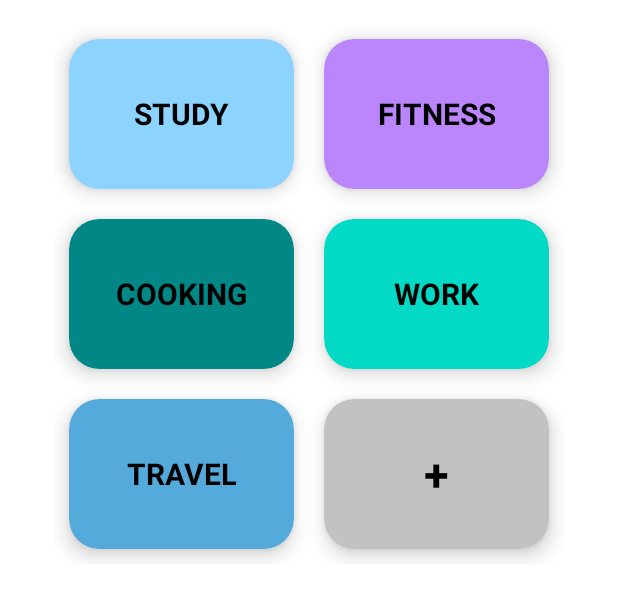
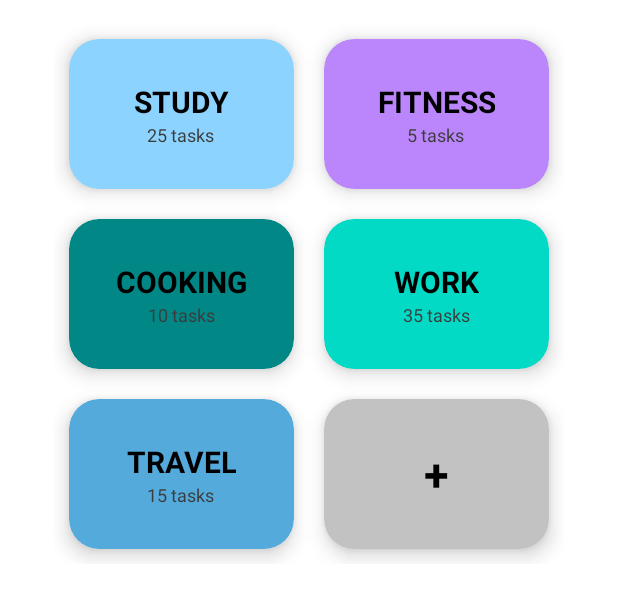
Before and after one commit to Fachhochschule-Erfurt-BA5/MPE, an Android app: the layout fragment_show_category.xml on its own in the app's theme, with its tools: preview values and no code run, on a phone screen of 412 x 824 dp. Shown: the top 600 px of the screen. Run offline under Robolectric (Android 15) with nearby library versions, the phone set to English and light mode, and no system bars.

Commit message:
number of tasks added to category layout

```diff
--- a/app/src/main/res/layout/fragment_show_category.xml
+++ b/app/src/main/res/layout/fragment_show_category.xml
@@ -49,6 +49,15 @@
                 android:textStyle="bold"
                 tools:text="STUDY" />
 
+            <androidx.appcompat.widget.AppCompatTextView
+                android:id="@+id/category_number_tasks"
+                android:layout_width="wrap_content"
+                android:layout_height="wrap_content"
+                android:textAlignment="center"
+                android:textColor="@color/black_semi"
+                android:textSize="12sp"
+                tools:text="25 tasks" />
+
         </LinearLayout>
 
     </com.google.android.material.card.MaterialCardView>
@@ -86,6 +95,16 @@
                 android:textStyle="bold"
                 tools:text="FITNESS" />
 
+
+            <androidx.appcompat.widget.AppCompatTextView
+                android:id="@+id/category_number_tasks_2"
+                android:layout_width="wrap_content"
+                android:layout_height="wrap_content"
+                android:textAlignment="center"
+                android:textColor="@color/black_semi"
+                android:textSize="12sp"
+                tools:text="5 tasks" />
+
         </LinearLayout>
     </com.google.android.material.card.MaterialCardView>
 
@@ -120,6 +139,15 @@
                 android:textSize="20sp"
                 android:textStyle="bold"
                 tools:text="COOKING" />
+
+            <androidx.appcompat.widget.AppCompatTextView
+                android:id="@+id/category_number_tasks_3"
+                android:layout_width="wrap_content"
+                android:layout_height="wrap_content"
+                android:textAlignment="center"
+                android:textColor="@color/black_semi"
+                android:textSize="12sp"
+                tools:text="10 tasks" />
 
         </LinearLayout>
     </com.google.android.material.card.MaterialCardView>
@@ -156,6 +184,16 @@
                 android:textStyle="bold"
                 tools:text="WORK" />
 
+
+            <androidx.appcompat.widget.AppCompatTextView
+                android:id="@+id/category_number_tasks_4"
+                android:layout_width="wrap_content"
+                android:layout_height="wrap_content"
+                android:textAlignment="center"
+                android:textColor="@color/black_semi"
+                android:textSize="12sp"
+                tools:text="35 tasks" />
+
         </LinearLayout>
     </com.google.android.material.card.MaterialCardView>
     <com.google.android.material.card.MaterialCardView
@@ -189,6 +227,16 @@
                 android:textSize="20sp"
                 android:textStyle="bold"
                 tools:text="TRAVEL" />
+
+
+            <androidx.appcompat.widget.AppCompatTextView
+                android:id="@+id/category_number_tasks_5"
+                android:layout_width="wrap_content"
+                android:layout_height="wrap_content"
+                android:textAlignment="center"
+                android:textColor="@color/black_semi"
+                android:textSize="12sp"
+                tools:text="15 tasks" />
 
         </LinearLayout>
     </com.google.android.material.card.MaterialCardView>
```
